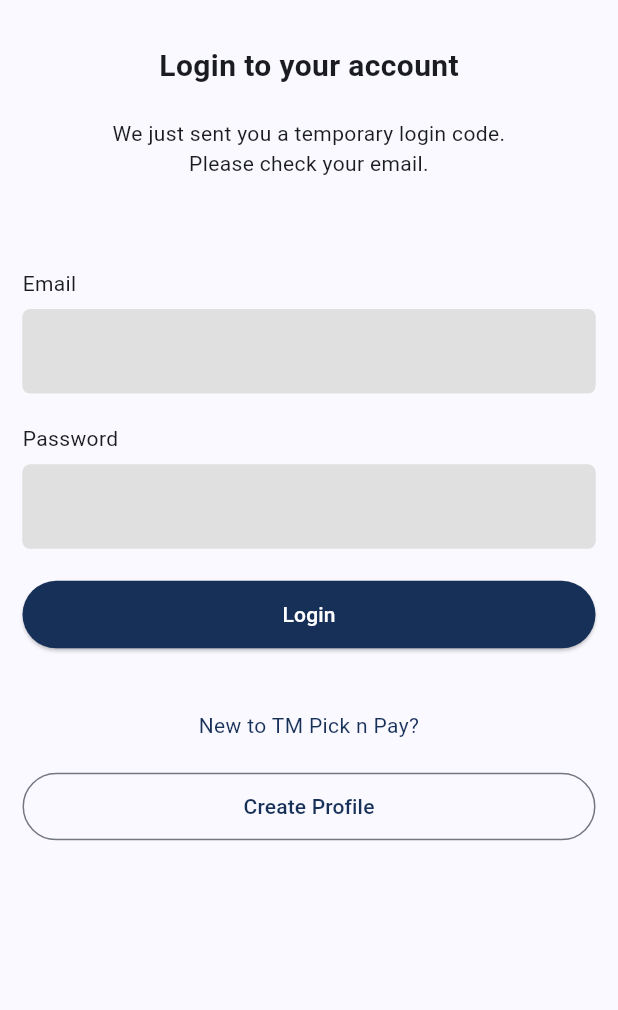
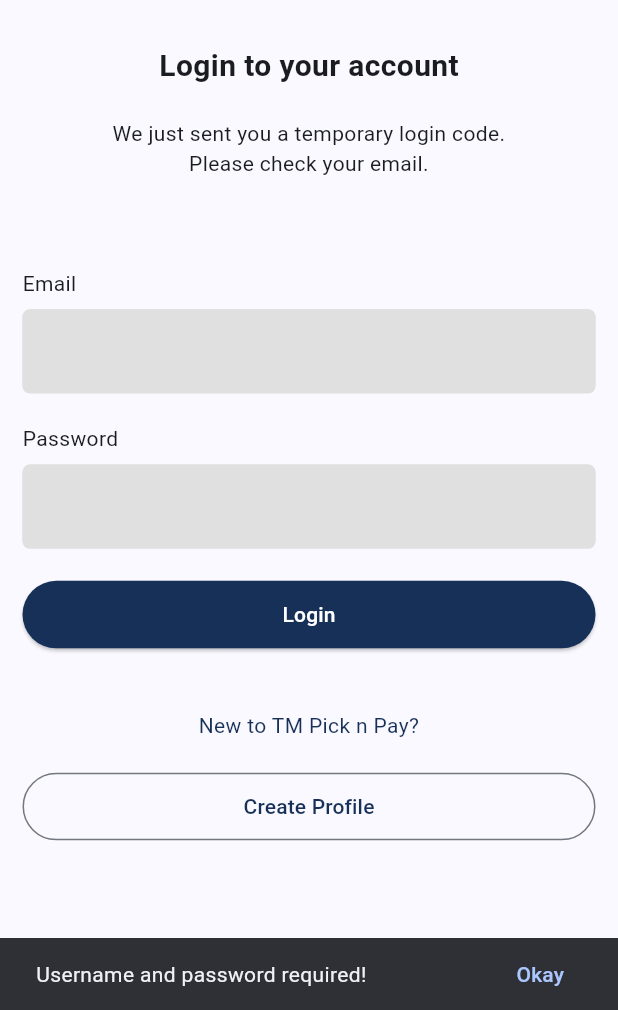
Before and after one commit to adrianmaenza/tmpnp_application, a Flutter app: the screen it shows after launch, after a tap on "Login", on a phone screen of 412 x 824 dp, the part 226-1236 px from its top. Run offline on Flutter 3.47's test engine with Material 3 defaults, Android fonts, the light colour scheme and no system bars.

Commit message:
Added text input controller to input field

```diff
--- a/lib/screens/auth/login_screen.dart
+++ b/lib/screens/auth/login_screen.dart
@@ -18,6 +18,10 @@
 
 class _LoginScreenState extends State<LoginScreen> {
   int _counter = 0;
+  // String username = '';
+  // String password = '';
+  final _usernameController = TextEditingController();
+  final _passwordController = TextEditingController();
 
   void _incrementCounter() {
     setState(() {
@@ -120,13 +124,43 @@
                 Form(
                     child: Column(
                   children: [
-                    const PnpInput(
+                    PnpInput(
                       label: 'Email',
+                      controller: _usernameController,
                     ),
-                    const PnpInput(
+                    PnpInput(
                       label: 'Password',
+                      obscureInput: true,
+                      controller: _passwordController,
                     ),
-                    PnpButton('Login', onPressed: () => {},),
+                    PnpButton('Login',
+                        onPressed: () {
+                          String username = _usernameController.text;
+                          String password = _passwordController.text;
+
+                          if (username.isEmpty || password.isEmpty) {
+                            final snackBar = SnackBar(
+                              content: const Text('Username and password required!'),
+                              action: SnackBarAction(
+                                label: 'Okay',
+                                onPressed: () {
+                                  // Some code to undo the change.
+                                },
+                              ),
+                            );
+
+                            // Find the ScaffoldMessenger in the widget tree
+                            // and use it to show a SnackBar.
+                            ScaffoldMessenger.of(context).showSnackBar(snackBar);
+                          } else {
+                            Navigator.push(
+                                context,
+                                MaterialPageRoute(
+                                    builder: (context) =>
+                                    const HomeScreen()));
+                          }
+                        }
+                    ),
                   ],
                 )),
                 Column(
--- a/lib/widgets/pnp_input.dart
+++ b/lib/widgets/pnp_input.dart
@@ -2,7 +2,9 @@
 
 class PnpInput extends StatelessWidget {
   final String label;
-  const PnpInput({super.key, required this.label});
+  final bool obscureInput;
+  final TextEditingController? controller;
+  const PnpInput({super.key, required this.label, this.obscureInput = false, this.controller});
 
   @override
   Widget build(BuildContext context) {
@@ -14,6 +16,8 @@
           height: 7.5,
         ),
         TextFormField(
+          controller: controller,
+            obscureText: obscureInput,
             decoration: InputDecoration(
                 enabledBorder: OutlineInputBorder(
                     borderRadius: const BorderRadius.all(Radius.circular(5)),
```
